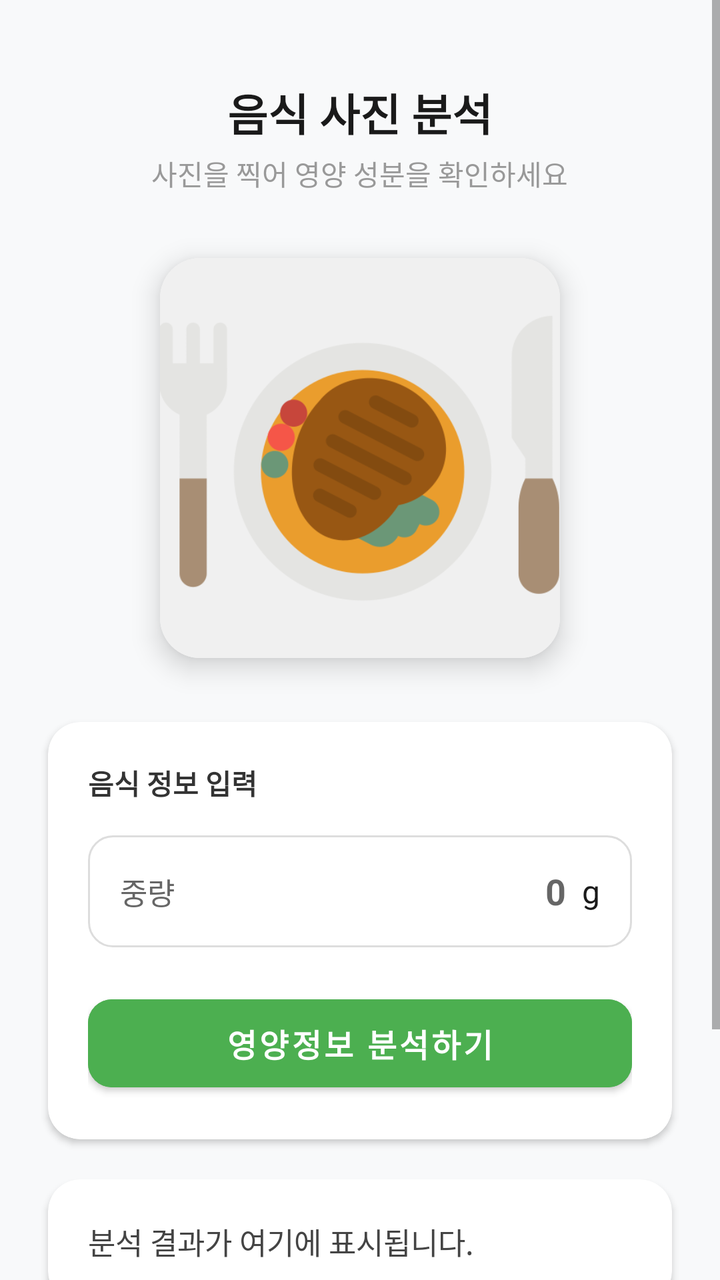
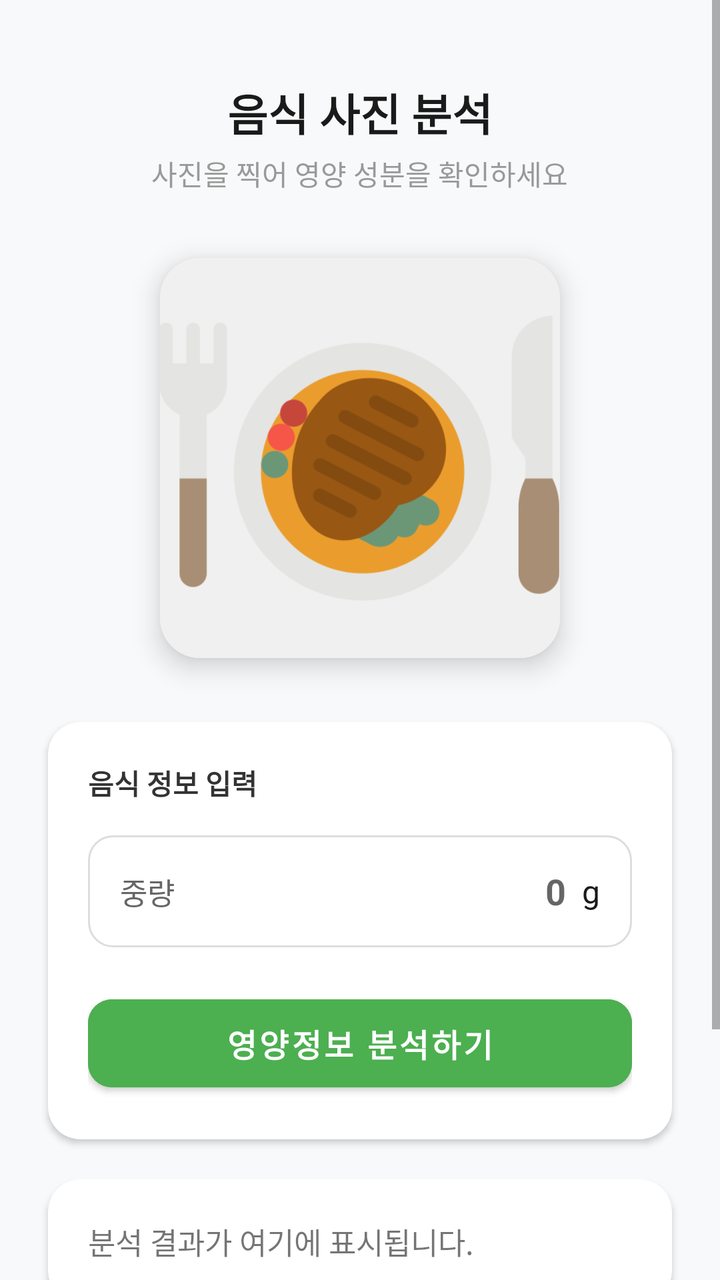

An Android layout rendered at two revisions. The XML below is the earlier revision; the diff shows what the commit changed to produce the second picture.
<!-- AndroidManifest.xml: application theme Theme.NutritionPredictorApp -->
<!-- res/layout/fragment_home.xml -->
<?xml version="1.0" encoding="utf-8"?>
<ScrollView xmlns:android="http://schemas.android.com/apk/res/android"
    xmlns:app="http://schemas.android.com/apk/res-auto"
    xmlns:tools="http://schemas.android.com/tools"
    android:id="@+id/scrollRoot"
    android:layout_width="match_parent"
    android:layout_height="match_parent"
    android:background="#F8F9FA"
    android:fillViewport="true"
    android:isScrollContainer="true"
    android:clipToPadding="false"
    android:clipChildren="false">

    <LinearLayout
        android:layout_width="match_parent"
        android:layout_height="wrap_content"
        android:gravity="center_horizontal"
        android:orientation="vertical"
        android:padding="24dp"
        android:clipToPadding="false"
        android:clipChildren="false">

        
        <TextView
            android:id="@+id/textView"
            android:layout_width="wrap_content"
            android:layout_height="wrap_content"
            android:layout_marginTop="16dp"
            android:text="음식 사진 분석"
            android:textColor="#1A1A1A"
            android:textSize="22sp"
            android:textStyle="bold" />

        <TextView
            android:layout_width="wrap_content"
            android:layout_height="wrap_content"
            android:layout_marginTop="4dp"
            android:text="사진을 찍어 영양 성분을 확인하세요"
            android:textColor="#999999"
            android:textSize="14sp" />

        
        <androidx.cardview.widget.CardView
            android:layout_width="200dp"
            android:layout_height="200dp"
            android:layout_marginTop="32dp"
            app:cardCornerRadius="20dp"
            app:cardElevation="8dp">

            <ImageView
                android:id="@+id/iv_food"
                android:layout_width="match_parent"
                android:layout_height="match_parent"
                android:scaleType="centerCrop"
                android:src="@drawable/food"
                android:background="#F0F0F0" />
        </androidx.cardview.widget.CardView>

        
        <androidx.cardview.widget.CardView
            android:layout_width="match_parent"
            android:layout_height="wrap_content"
            android:layout_marginTop="32dp"
            app:cardCornerRadius="16dp"
            app:cardElevation="2dp">

            <LinearLayout
                android:layout_width="match_parent"
                android:layout_height="wrap_content"
                android:orientation="vertical"
                android:padding="20dp">

                <TextView
                    android:layout_width="wrap_content"
                    android:layout_height="wrap_content"
                    android:text="음식 정보 입력"
                    android:textColor="#333333"
                    android:textStyle="bold"
                    android:layout_marginBottom="16dp" />

                
                <LinearLayout
                    android:layout_width="match_parent"
                    android:layout_height="56dp"
                    android:background="@drawable/edittext_border_background"
                    android:gravity="center_vertical"
                    android:orientation="horizontal"
                    android:paddingHorizontal="16dp">

                    <TextView
                        android:layout_width="wrap_content"
                        android:layout_height="wrap_content"
                        android:text="중량"
                        android:textColor="#666666"
                        android:textSize="15sp" />

                    <EditText
                        android:id="@+id/et_fweight"
                        android:layout_width="0dp"
                        android:layout_height="match_parent"
                        android:layout_weight="1"
                        android:background="@android:color/transparent"
                        android:gravity="end|center_vertical"
                        android:hint="0"
                        android:inputType="number"
                        android:paddingRight="8dp"
                        android:textColor="#1A1A1A"
                        android:textSize="18sp"
                        android:textStyle="bold" />

                    <TextView
                        android:layout_width="wrap_content"
                        android:layout_height="wrap_content"
                        android:text="g"
                        android:textColor="#1A1A1A"
                        android:textSize="16sp" />
                </LinearLayout>

                <Button
                    android:id="@+id/bt_predict"
                    android:layout_width="match_parent"
                    android:layout_height="56dp"
                    android:layout_marginTop="20dp"
                    android:backgroundTint="#4CAF50"
                    android:text="영양정보 분석하기"
                    android:textColor="#FFFFFF"
                    android:textSize="16sp"
                    android:textStyle="bold"
                    app:cornerRadius="12dp" />

            </LinearLayout>
        </androidx.cardview.widget.CardView>

        
        <androidx.cardview.widget.CardView
            android:id="@+id/cv_result"
            android:layout_width="match_parent"
            android:layout_height="wrap_content"
            android:layout_marginTop="20dp"
            app:cardCornerRadius="16dp"
            app:cardElevation="2dp"
            android:visibility="visible">

            <LinearLayout
                android:layout_width="match_parent"
                android:layout_height="wrap_content"
                android:orientation="vertical"
                android:padding="20dp">

                <TextView
                    android:id="@+id/tv_result"
                    android:layout_width="match_parent"
                    android:layout_height="wrap_content"
                    android:lineSpacingExtra="6dp"
                    android:text="분석 결과가 여기에 표시됩니다."
                    android:textColor="#444444"
                    android:textSize="15sp" />

                <Button
                    android:id="@+id/bt_save"
                    android:layout_width="match_parent"
                    android:layout_height="56dp"
                    android:layout_marginTop="20dp"
                    android:backgroundTint="#1B5E20"
                    android:text="내 식단에 저장"
                    android:textSize="16sp"
                    android:textStyle="bold"
                    android:visibility="gone"
                    app:cornerRadius="12dp"
                    tools:visibility="visible" />
            </LinearLayout>
        </androidx.cardview.widget.CardView>

        
        <View
            android:layout_width="match_parent"
            android:layout_height="120dp" />

    </LinearLayout>
</ScrollView>
<!-- resources referenced by this layout -->
<resources>
  <!-- drawable edittext_border_background (drawable) -->
  <?xml version="1.0" encoding="utf-8"?>
  <shape xmlns:android="http://schemas.android.com/apk/res/android"
      android:shape="rectangle">
  
      
      <solid android:color="#FFFFFF" />
  
      
      <stroke
          android:width="1dp"
          android:color="#DDDDDD" />
  
      
      <corners android:radius="12dp" />
  
  </shape>
  <!-- drawable food: png bitmap (drawable, 31476 bytes) -->
  <style name="Theme.NutritionPredictorApp" parent="Theme.MaterialComponents.DayNight.DarkActionBar">
          
          <item name="colorPrimary">@color/purple_500</item>
          <item name="colorPrimaryVariant">@color/purple_700</item>
          <item name="colorOnPrimary">@color/white</item>
          
          <item name="colorSecondary">@color/teal_200</item>
          <item name="colorSecondaryVariant">@color/teal_700</item>
          <item name="colorOnSecondary">@color/black</item>
          
          <item name="android:statusBarColor">?attr/colorPrimaryVariant</item>
          
      </style>
  <color name="purple_500">#4CAF50</color>
  <color name="purple_700">#4CAF50</color>
  <color name="white">#FFFFFFFF</color>
  <color name="teal_200">#FF03DAC5</color>
  <color name="teal_700">#FF018786</color>
  <color name="black">#FF000000</color>
</resources>

<!-- the commit's change to res/layout/fragment_home.xml (unified diff, before → after) -->
@@ -153,7 +153,6 @@
                     android:layout_height="wrap_content"
                     android:lineSpacingExtra="6dp"
                     android:text="분석 결과가 여기에 표시됩니다."
-                    android:textColor="#444444"
                     android:textSize="15sp" />
 
                 <Button
